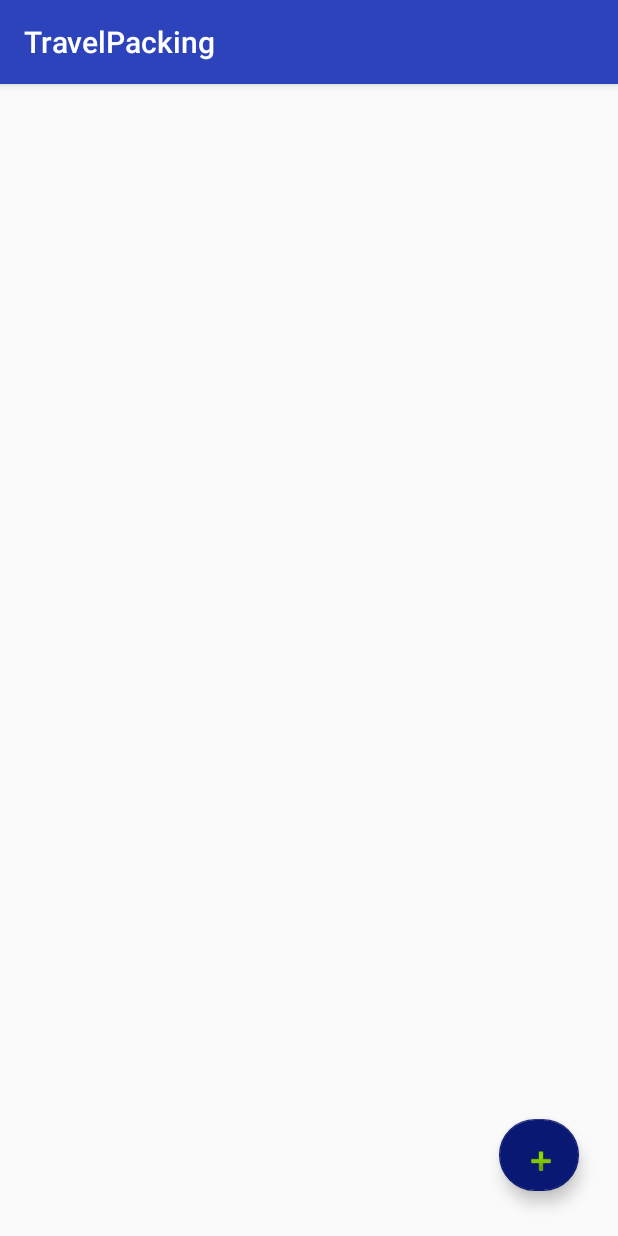
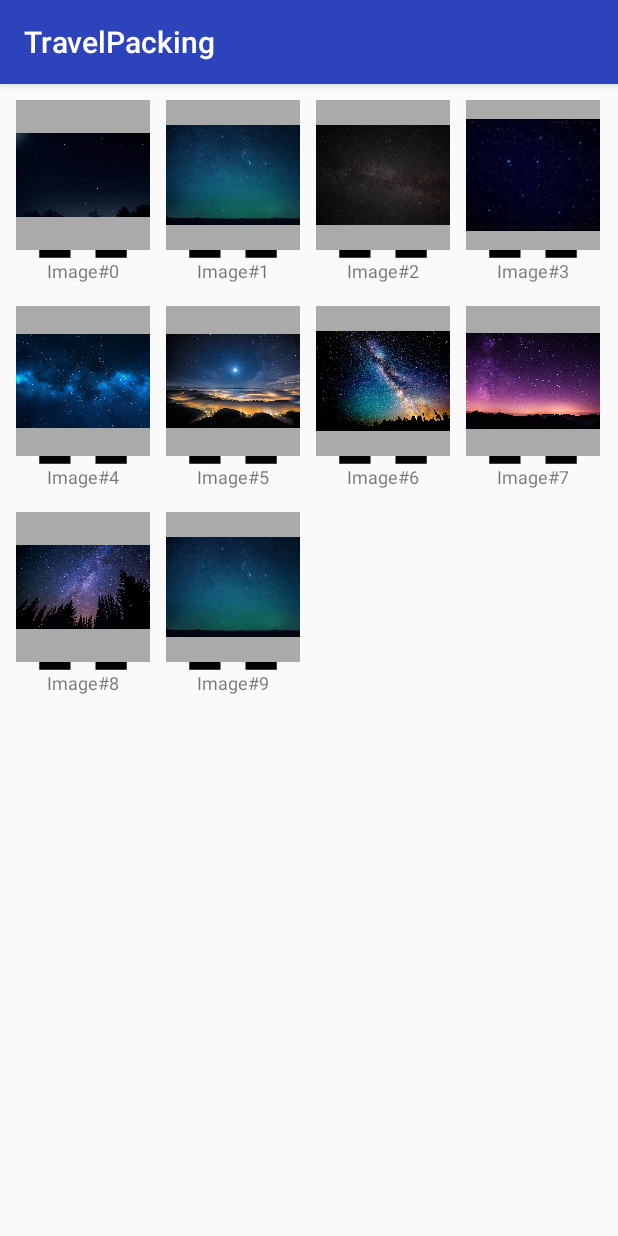
Before and after one commit to antunmod/TravelPacking, an Android app: the WardrobeActivity screen opened directly, with no data from a screen before it, on a phone screen of 412 x 824 dp. Run offline under Robolectric (Android 15) with nearby library versions, the phone set to English and light mode, and no system bars.

Commit message:
Updates regarding Wardrobe gallery

```diff
--- /dev/null
+++ b/app/src/main/java/antunmod/projects/travelpacking/GridViewAdapter.java
@@ -0,0 +1,55 @@
+package antunmod.projects.travelpacking;
+
+import android.app.Activity;
+import android.content.Context;
+import android.view.LayoutInflater;
+import android.view.View;
+import android.view.ViewGroup;
+import android.widget.ArrayAdapter;
+import android.widget.ImageView;
+import android.widget.TextView;
+
+import java.util.ArrayList;
+
+/**
+ * Created by antun on 10/2/2017.
+ */
+
+public class GridViewAdapter extends ArrayAdapter {
+    private Context context;
+    private int layoutResourceId;
+    private ArrayList data = new ArrayList();
+
+    public GridViewAdapter(Context context, int layoutResourceId, ArrayList data) {
+    super (context, layoutResourceId, data);
+        this.layoutResourceId = layoutResourceId;
+        this.context = context;
+        this.data = data;
+    }
+
+    @Override
+    public View getView (int position, View convertView, ViewGroup parent) {
+        View row = convertView;
+        ViewHolder holder = null;
+
+        if (row == null) {
+            LayoutInflater inflater = ((Activity) context).getLayoutInflater();
+            row = inflater.inflate(layoutResourceId, parent, false);
+            holder = new ViewHolder();
+            holder.imageTitle = (TextView) row.findViewById(R.id.text);
+            holder.image = (ImageView) row.findViewById(R.id.image);
+            row.setTag(holder);
+        } else {
+            holder = (ViewHolder) row.getTag();
+        }
+        ImageItem item = (ImageItem) data.get(position);
+        holder.imageTitle.setText(item.getTitle());
+        holder.image.setImageBitmap(item.getImage());
+        return row;
+    }
+
+    static class ViewHolder {
+        TextView imageTitle;
+        ImageView image;
+    }
+}
--- /dev/null
+++ b/app/src/main/java/antunmod/projects/travelpacking/ImageItem.java
@@ -0,0 +1,34 @@
+package antunmod.projects.travelpacking;
+
+import android.graphics.Bitmap;
+
+/**
+ * Created by antun on 10/2/2017.
+ */
+
+public class ImageItem {
+    private Bitmap image;
+    private String title;
+
+    public ImageItem (Bitmap image, String title) {
+        super();
+        this.image = image;
+        this.title = title;
+    }
+
+    public Bitmap getImage() {
+        return image;
+    }
+
+    public void setImage(Bitmap image) {
+        this.image = image;
+    }
+
+    public String getTitle() {
+        return title;
+    }
+
+    public void setTitle(String title) {
+        this.title = title;
+    }
+}
--- a/app/src/main/java/antunmod/projects/travelpacking/WardrobeActivity.java
+++ b/app/src/main/java/antunmod/projects/travelpacking/WardrobeActivity.java
@@ -1,13 +1,35 @@
 package antunmod.projects.travelpacking;
 
+import android.content.res.TypedArray;
+import android.graphics.Bitmap;
+import android.graphics.BitmapFactory;
 import android.support.v7.app.AppCompatActivity;
 import android.os.Bundle;
+import android.widget.GridView;
+
+import java.util.ArrayList;
 
 public class WardrobeActivity extends AppCompatActivity {
+    private GridView gridView;
+    private GridViewAdapter gridAdapter;
 
     @Override
     protected void onCreate(Bundle savedInstanceState) {
         super.onCreate(savedInstanceState);
         setContentView(R.layout.activity_wardrobe);
+
+        gridView = (GridView) findViewById(R.id.gridView);
+        gridAdapter = new GridViewAdapter(this, R.layout.grid_item_layout, getData());
+        gridView.setAdapter(gridAdapter);
+    }
+
+    private ArrayList<ImageItem> getData() {
+        final ArrayList<ImageItem> imageItems = new ArrayList<>();
+        TypedArray imgs = getResources().obtainTypedArray(R.array.image_ids);
+        for (int i = 0; i < imgs.length(); i++) {
+            Bitmap bitmap = BitmapFactory.decodeResource(getResources(), imgs.getResourceId(i, -1));
+            imageItems.add(new ImageItem(bitmap, "Image#" + i));
+        }
+        return imageItems;
     }
 }
--- a/app/src/main/res/layout/activity_wardrobe.xml
+++ b/app/src/main/res/layout/activity_wardrobe.xml
@@ -19,23 +19,4 @@
         android:verticalSpacing="5dp"
         android:focusable="true"
         android:clickable="true"/>
-
-    <android.support.design.widget.FloatingActionButton
-        android:id="@+id/floatingActionButton"
-        android:layout_width="53dp"
-        android:layout_height="48dp"
-        android:layout_alignParentBottom="true"
-        android:layout_alignParentEnd="true"
-        android:layout_alignParentRight="true"
-        android:layout_marginBottom="30dp"
-        android:layout_marginEnd="26dp"
-        android:layout_marginRight="30dp"
-        android:clickable="true"
-        app:backgroundTint="@color/colorPrimaryDark"
-        app:fabSize="normal"
-        app:layout_constraintBottom_toBottomOf="parent"
-        app:layout_constraintRight_toRightOf="parent"
-        app:srcCompat="@android:drawable/ic_input_add"
-        tools:layout_editor_absoluteX="319dp"
-        tools:layout_editor_absoluteY="451dp" />
 </RelativeLayout>
--- a/app/src/main/res/layout/grid_item_layout.xml
+++ b/app/src/main/res/layout/grid_item_layout.xml
@@ -3,7 +3,7 @@
     android:layout_width="wrap_content"
     android:layout_height="wrap_content"
     android:layout_marginTop="5dp"
-    android:background="@drawable/grid_color_selector"
+    android:background="@drawable/ic_home_black_24dp"
     android:orientation="vertical"
     android:padding="5dp">
 
--- a/app/src/main/res/values/strings.xml
+++ b/app/src/main/res/values/strings.xml
@@ -94,5 +94,17 @@
         "For example, position the FAB to one side of stream of a cards so the FAB won’t interfere "
         "when a user tries to pick up one of cards.\n\n"
     </string>
+    <string-array name="image_ids">
+        <item>@drawable/image_1</item>
+        <item>@drawable/image_2</item>
+        <item>@drawable/image_3</item>
+        <item>@drawable/image_4</item>
+        <item>@drawable/image_5</item>
+        <item>@drawable/image_6</item>
+        <item>@drawable/image_7</item>
+        <item>@drawable/image_8</item>
+        <item>@drawable/image_9</item>
+        <item>@drawable/image_2</item>
+    </string-array>
     <string name="action_settings">Settings</string>
 </resources>
```
Also changed, not shown: app/src/main/res/drawable/image_1.jpg (added), app/src/main/res/drawable/image_2.jpg (added), app/src/main/res/drawable/image_3.jpg (added), app/src/main/res/drawable/image_4.jpg (added), app/src/main/res/drawable/image_5.jpg (added), app/src/main/res/drawable/image_6.jpg (added), app/src/main/res/drawable/image_7.jpeg (added), app/src/main/res/drawable/image_8.jpg (added), app/src/main/res/drawable/image_9.jpg (added).
